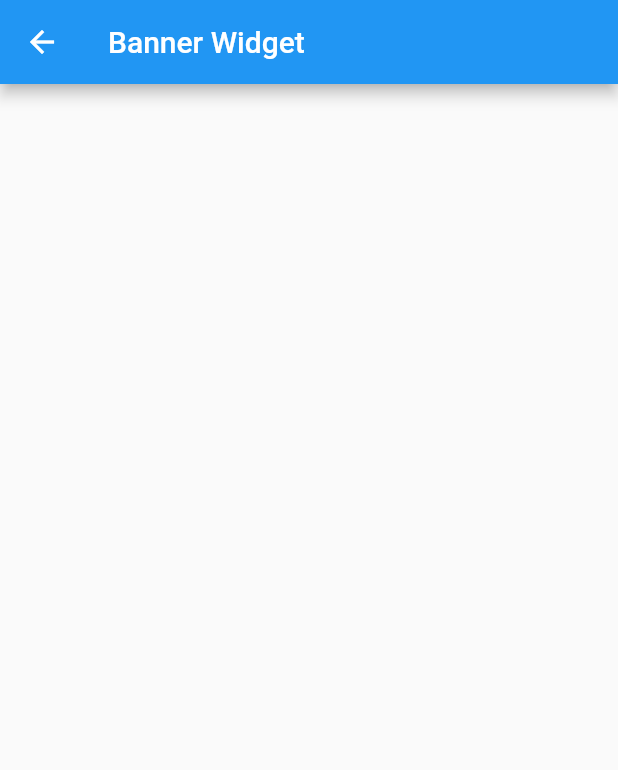
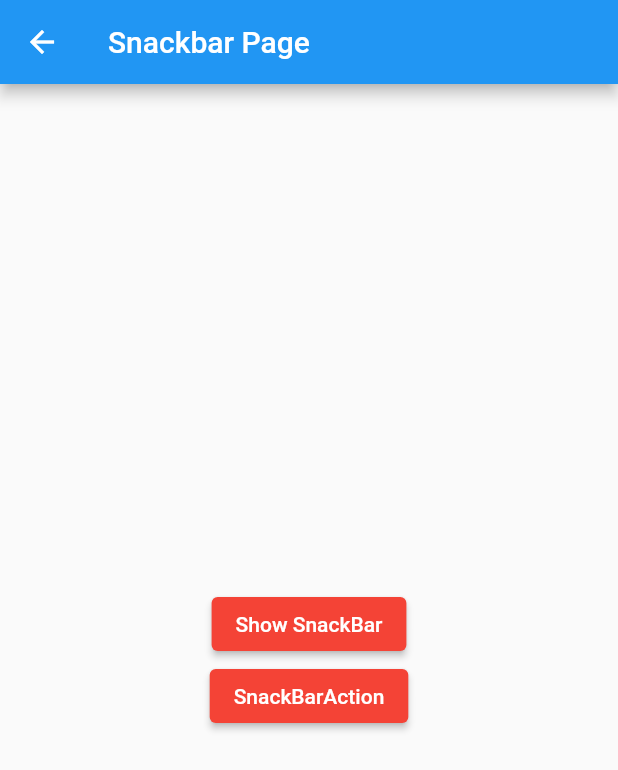
Before and after one commit to gilvancosta/Widgets-with-Examples, a Flutter app: the BannerWidget screen opened by its route, on a phone screen of 412 x 824 dp. Shown: the top 770 px of the screen. Run offline on Flutter 3.47's test engine with Material 2 defaults, Android fonts, the phone set to English and light mode, and no system bars; our stand-ins replace device_preview; missing offline and left inert: dart:ffi; network calls fail.

Commit message:
Materialbanner

```diff
--- a/lib/src/widgets_top1/banner_widget.dart
+++ b/lib/src/widgets_top1/banner_widget.dart
@@ -1,14 +1,55 @@
 import 'package:flutter/material.dart';
 
 class BannerWidget extends StatelessWidget {
+  const BannerWidget({super.key});
 
-  const BannerWidget({ super.key });
-
-   @override
-   Widget build(BuildContext context) {
-       return Scaffold(
-           appBar: AppBar(title: const Text('Banner Widget'),),
-           body: Container(),
-       );
+  @override
+  Widget build(BuildContext context) {
+    return Scaffold(
+        appBar: AppBar(
+          title: const Text('Snackbar Page'),
+        ),
+        body: Center(
+          child: Column(
+            mainAxisAlignment: MainAxisAlignment.center,
+            children: [
+              ElevatedButton(
+                  onPressed: () => ScaffoldMessenger.of(context).showMaterialBanner(
+                        MaterialBanner(
+                          padding: const EdgeInsets.all(10),
+                          content: const Text('Hello, I am a Material Banner'),
+                          leading: const Icon(Icons.agriculture_outlined),
+                          backgroundColor: Colors.amber,
+                          forceActionsBelow: true,
+                          actions: <Widget>[
+                            TextButton(
+                              onPressed: () {
+                                ScaffoldMessenger.of(context).hideCurrentMaterialBanner();
+                              },
+                              child: const Text('Cancelar'),
+                            ),
+                          ],
+                        ),
+                      ),
+                  child: const Text('Show SnackBar')),
+              ElevatedButton(
+                  onPressed: () {
+                    final snackBar = SnackBar(
+                      content: const Text('User registered successfully!'),
+                      action: SnackBarAction(
+                        label: 'Agree',
+                        onPressed: () {
+                          // Some code to undo the change.
+                        },
+                      ),
+                    );
+                    ScaffoldMessenger.of(context).showSnackBar(snackBar);
+                    ScaffoldMessenger.of(context).removeCurrentSnackBar();
+                    ScaffoldMessenger.of(context).showSnackBar(snackBar);
+                  },
+                  child: const Text('SnackBarAction')),
+            ],
+          ),
+        ));
   }
 }
--- a/lib/src/widgets_top1/cores_widget.dart
+++ b/lib/src/widgets_top1/cores_widget.dart
@@ -5,10 +5,10 @@ class CoresWidget extends StatelessWidget {
 
   @override
   Widget build(BuildContext context) {
+    const cor = Colors.red;
     // const cor = Color.fromRGBO(255, 0, 0, 0.5);
-
     // final cor = Colors.red.withOpacity((0.5));
-    var cor = const Color(0XFF45D1FD); // HEXADECIMAL
+    // var cor = const Color(0XFF45D1FD); // HEXADECIMAL
 
     return Scaffold(
       appBar: AppBar(
```
